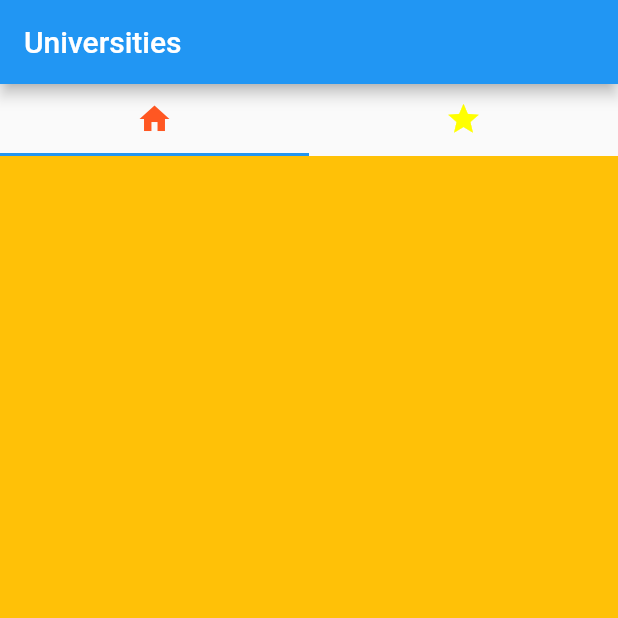
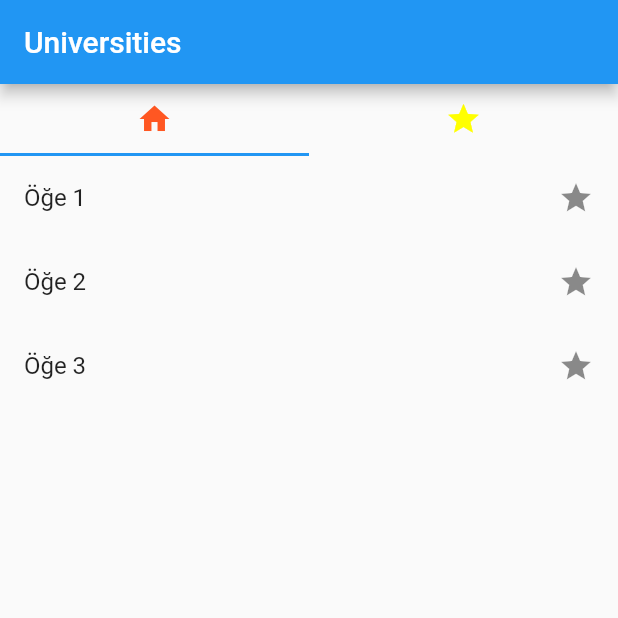
Before and after one commit to iremtkts/UniversityLists, a Flutter app: the screen it shows after launch, on a phone screen of 412 x 824 dp, the top half of it. Run offline on Flutter 3.47's test engine with Material 2 defaults, Android fonts, the phone set to English and light mode, and no system bars.

Commit message:
Added Tabbar Model

```diff
--- a/lib/main.dart
+++ b/lib/main.dart
@@ -9,7 +9,7 @@ class MyApp extends StatelessWidget {
   const MyApp({super.key});
   @override
   Widget build(BuildContext context) {
-    return MaterialApp(
+    return const MaterialApp(
       debugShowCheckedModeBanner: false,
       home: Home(),
     );
--- a/lib/screen/home/view/home_screen.dart
+++ b/lib/screen/home/view/home_screen.dart
@@ -13,8 +13,8 @@ class Home extends StatelessWidget {
         appBar: AppBar(
           title: const Text('Universities'),
         ),
-        body: const Column(children: [
-          TabBar(tabs: [
+        body: Column(children: [
+          const TabBar(tabs: [
             Tab(
               icon: Icon(
                 Icons.home,
--- a/lib/screen/tabs/view/main_tabbar.dart
+++ b/lib/screen/tabs/view/main_tabbar.dart
@@ -1,12 +1,19 @@
 import 'package:flutter/material.dart';
 
 class MainTabbar extends StatelessWidget {
-  const MainTabbar({super.key});
+  MainTabbar({super.key});
+  final List<String> items = ['Öğe 1', 'Öğe 2', 'Öğe 3'];
 
   @override
   Widget build(BuildContext context) {
-    return Container(
-      color: Colors.amber,
+    return ListView.builder(
+      itemCount: items.length,
+      itemBuilder: (context, index) {
+        return ListTile(
+          trailing: const Icon(Icons.star),
+          title: Text(items[index]),
+        );
+      },
     );
   }
 }
```
Also changed, not shown: lib/screen/tabs/model/favorite_universities.dart (added, +16 -0 lines), lib/screen/tabs/view/favorites_tabbar.dart (+9 -3 lines).
